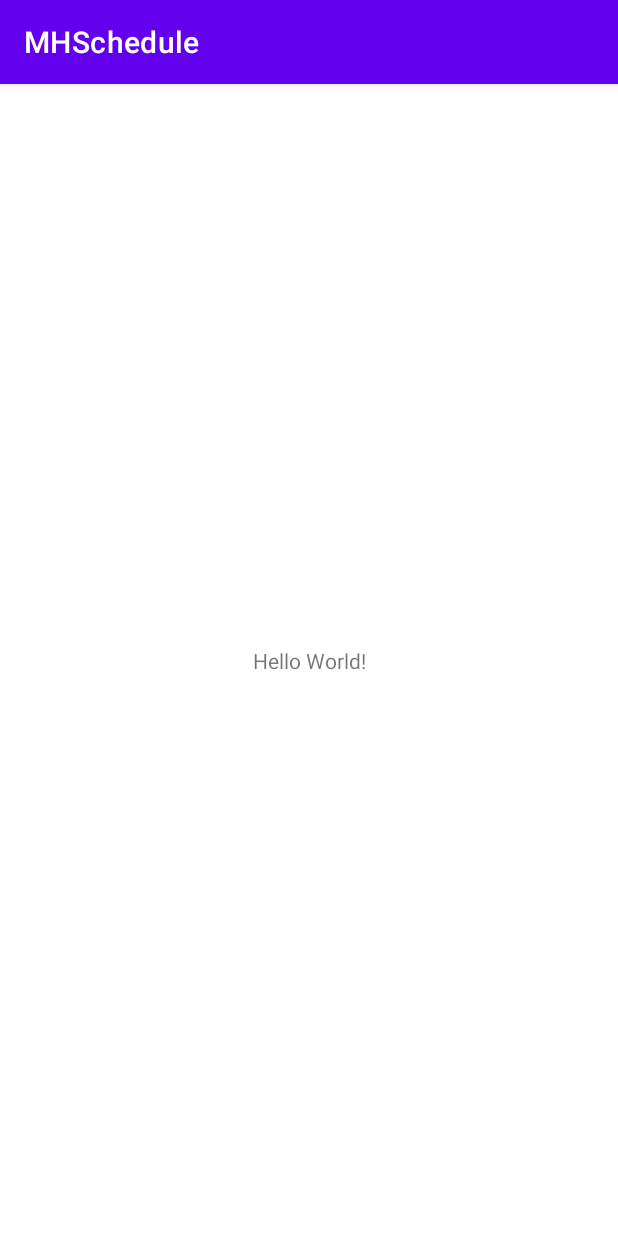
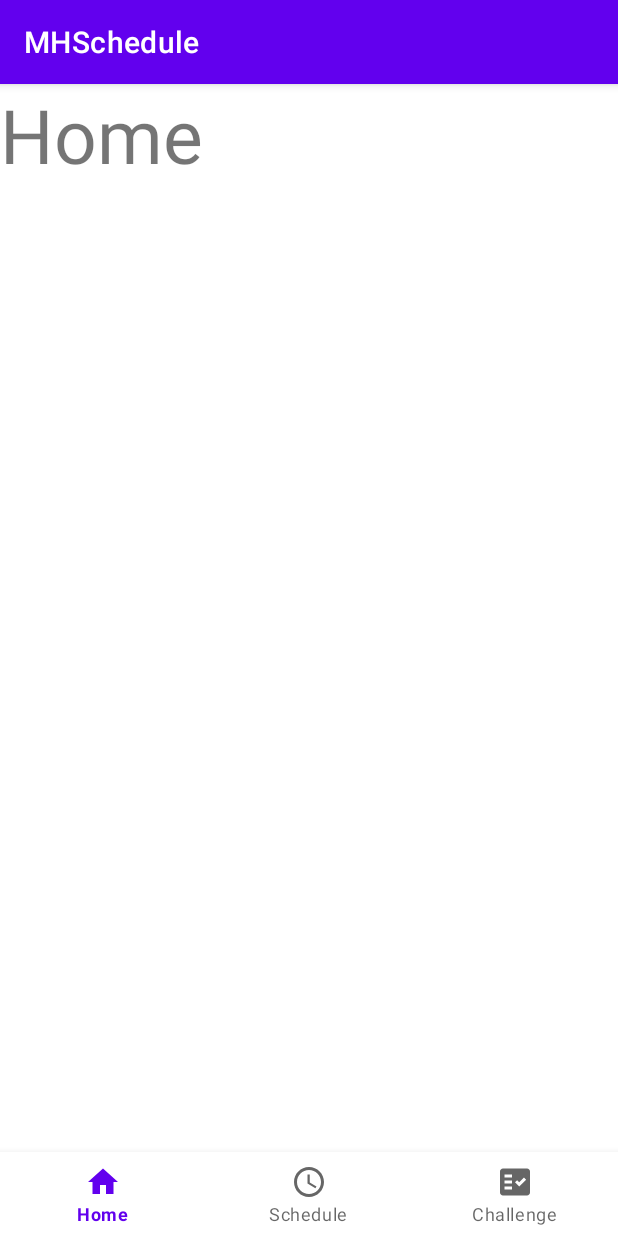
Before and after one commit to euni999/Diary, an Android app: the screen it shows after launch (MainActivity), on a phone screen of 412 x 824 dp. Run offline under Robolectric (Android 15) with nearby library versions, the phone set to English and light mode, and no system bars.

Commit message:
BottomNavigationBar 구현 (테스트 fragment 로 구현)

```diff
--- a/app/build.gradle
+++ b/app/build.gradle
@@ -35,4 +35,7 @@ dependencies {
     testImplementation 'junit:junit:4.+'
     androidTestImplementation 'androidx.test.ext:junit:1.1.2'
     androidTestImplementation 'androidx.test.espresso:espresso-core:3.3.0'
+
+    implementation 'com.android.support:design:29.1.0'
+    implementation 'com.google.android.material:material:1.2.0'
 }
--- a/app/src/main/java/com/example/mhschedule/MainActivity.java
+++ b/app/src/main/java/com/example/mhschedule/MainActivity.java
@@ -1,14 +1,54 @@
 package com.example.mhschedule;
 
+import androidx.annotation.NonNull;
 import androidx.appcompat.app.AppCompatActivity;
+import androidx.fragment.app.Fragment;
+import androidx.fragment.app.FragmentTransaction;
 
 import android.os.Bundle;
+import android.view.MenuItem;
+
+import com.google.android.material.bottomnavigation.BottomNavigationView;
 
 public class MainActivity extends AppCompatActivity {
+
+    private test1 home = new test1();
+    private test2 schedule = new test2();
+    private test3 challenge = new test3();
 
     @Override
     protected void onCreate(Bundle savedInstanceState) {
         super.onCreate(savedInstanceState);
         setContentView(R.layout.activity_main);
+
+        // 초기 값을 Home 화면으로 해줌
+        replaceFragment(home);
+
+        BottomNavigationView bottomNavBar = (BottomNavigationView) findViewById(R.id.bottomNavBar);
+        bottomNavBar.setOnNavigationItemSelectedListener( (item) -> {
+            switch (item.getItemId())
+            {
+                case R.id.home :
+                    replaceFragment(home);
+                    return true;
+                case R.id.schedule :
+                    replaceFragment(schedule);
+                    return true;
+                case R.id.challenge :
+                    replaceFragment(challenge);
+                    return true;
+                default:
+                    return false;
+            }
+        });
+    }
+
+    // 실제 fragment 가 바꾸는 함수
+    private void replaceFragment(Fragment fragment)
+    {
+        FragmentTransaction fragmentTransaction = getSupportFragmentManager().beginTransaction();
+        // 기존의 fragment 랑 새로운 fragment 랑 교체
+        fragmentTransaction.replace(R.id.frameLayout,fragment);
+        fragmentTransaction.commit();
     }
 }
--- /dev/null
+++ b/app/src/main/java/com/example/mhschedule/test1.java
@@ -0,0 +1,16 @@
+package com.example.mhschedule;
+
+import android.os.Bundle;
+import android.view.LayoutInflater;
+import android.view.View;
+import android.view.ViewGroup;
+
+import androidx.annotation.NonNull;
+import androidx.annotation.Nullable;
+import androidx.fragment.app.Fragment;
+
+public class test1 extends Fragment {
+    public View onCreateView(@NonNull LayoutInflater inflater, @Nullable ViewGroup container, @Nullable Bundle savedInstanceState) {
+        return inflater.inflate(R.layout.test, container, false);
+    }
+}
--- /dev/null
+++ b/app/src/main/java/com/example/mhschedule/test2.java
@@ -0,0 +1,16 @@
+package com.example.mhschedule;
+
+import android.os.Bundle;
+import android.view.LayoutInflater;
+import android.view.View;
+import android.view.ViewGroup;
+
+import androidx.annotation.NonNull;
+import androidx.annotation.Nullable;
+import androidx.fragment.app.Fragment;
+
+public class test2 extends Fragment {
+    public View onCreateView(@NonNull LayoutInflater inflater, @Nullable ViewGroup container, @Nullable Bundle savedInstanceState) {
+        return inflater.inflate(R.layout.test2, container, false);
+    }
+}
--- /dev/null
+++ b/app/src/main/java/com/example/mhschedule/test3.java
@@ -0,0 +1,16 @@
+package com.example.mhschedule;
+
+import android.os.Bundle;
+import android.view.LayoutInflater;
+import android.view.View;
+import android.view.ViewGroup;
+
+import androidx.annotation.NonNull;
+import androidx.annotation.Nullable;
+import androidx.fragment.app.Fragment;
+
+public class test3 extends Fragment {
+    public View onCreateView(@NonNull LayoutInflater inflater, @Nullable ViewGroup container, @Nullable Bundle savedInstanceState) {
+        return inflater.inflate(R.layout.test3, container, false);
+    }
+}
--- /dev/null
+++ b/app/src/main/res/drawable/ic_challenge.xml
@@ -0,0 +1,11 @@
+<vector xmlns:android="http://schemas.android.com/apk/res/android"
+    android:width="24dp"
+    android:height="24dp"
+    android:viewportWidth="24"
+    android:viewportHeight="24"
+    android:tint="?attr/colorControlNormal">
+  <path
+      android:fillColor="@android:color/white"
+      android:pathData="M20,3H4C2.9,3 2,3.9 2,5v14c0,1.1 0.9,2 2,2h16c1.1,0 2,-0.9 2,-2V5C22,3.9 21.1,3 20,3zM10,17H5v-2h5V17zM10,13H5v-2h5V13zM10,9H5V7h5V9zM14.82,15L12,12.16l1.41,-1.41l1.41,1.42L17.99,9l1.42,1.42L14.82,15z"
+      android:fillType="evenOdd"/>
+</vector>
--- /dev/null
+++ b/app/src/main/res/drawable/ic_home.xml
@@ -0,0 +1,10 @@
+<vector xmlns:android="http://schemas.android.com/apk/res/android"
+    android:width="24dp"
+    android:height="24dp"
+    android:viewportWidth="24"
+    android:viewportHeight="24"
+    android:tint="?attr/colorControlNormal">
+  <path
+      android:fillColor="@android:color/white"
+      android:pathData="M10,20v-6h4v6h5v-8h3L12,3 2,12h3v8z"/>
+</vector>
--- /dev/null
+++ b/app/src/main/res/drawable/ic_schedule.xml
@@ -0,0 +1,13 @@
+<vector xmlns:android="http://schemas.android.com/apk/res/android"
+    android:width="24dp"
+    android:height="24dp"
+    android:viewportWidth="24"
+    android:viewportHeight="24"
+    android:tint="?attr/colorControlNormal">
+  <path
+      android:fillColor="@android:color/white"
+      android:pathData="M11.99,2C6.47,2 2,6.48 2,12s4.47,10 9.99,10C17.52,22 22,17.52 22,12S17.52,2 11.99,2zM12,20c-4.42,0 -8,-3.58 -8,-8s3.58,-8 8,-8 8,3.58 8,8 -3.58,8 -8,8z"/>
+  <path
+      android:fillColor="@android:color/white"
+      android:pathData="M12.5,7H11v6l5.25,3.15 0.75,-1.23 -4.5,-2.67z"/>
+</vector>
--- a/app/src/main/res/layout/activity_main.xml
+++ b/app/src/main/res/layout/activity_main.xml
@@ -1,18 +1,16 @@
 <?xml version="1.0" encoding="utf-8"?>
-<androidx.constraintlayout.widget.ConstraintLayout xmlns:android="http://schemas.android.com/apk/res/android"
+<FrameLayout xmlns:android="http://schemas.android.com/apk/res/android"
     xmlns:app="http://schemas.android.com/apk/res-auto"
     xmlns:tools="http://schemas.android.com/tools"
+    android:id="@+id/frameLayout"
     android:layout_width="match_parent"
     android:layout_height="match_parent"
     tools:context=".MainActivity">
 
-    <TextView
-        android:layout_width="wrap_content"
+    <com.google.android.material.bottomnavigation.BottomNavigationView
+        android:id="@+id/bottomNavBar"
+        android:layout_gravity="bottom"
+        android:layout_width="match_parent"
         android:layout_height="wrap_content"
-        android:text="Hello World!"
-        app:layout_constraintBottom_toBottomOf="parent"
-        app:layout_constraintLeft_toLeftOf="parent"
-        app:layout_constraintRight_toRightOf="parent"
-        app:layout_constraintTop_toTopOf="parent" />
-
-</androidx.constraintlayout.widget.ConstraintLayout>
+        app:menu="@menu/navigation" />
+</FrameLayout>
--- /dev/null
+++ b/app/src/main/res/layout/test.xml
@@ -0,0 +1,15 @@
+<?xml version="1.0" encoding="utf-8"?>
+<androidx.constraintlayout.widget.ConstraintLayout
+    xmlns:android="http://schemas.android.com/apk/res/android"
+    xmlns:tools="http://schemas.android.com/tools"
+    android:layout_width="match_parent"
+    android:layout_height="match_parent">
+
+    <TextView
+        android:id="@+id/textView"
+        android:layout_width="wrap_content"
+        android:layout_height="wrap_content"
+        android:text="Home"
+        android:textSize="50dp" />
+
+</androidx.constraintlayout.widget.ConstraintLayout>
--- /dev/null
+++ b/app/src/main/res/menu/navigation.xml
@@ -0,0 +1,15 @@
+<?xml version="1.0" encoding="utf-8"?>
+<menu xmlns:android="http://schemas.android.com/apk/res/android">
+    <item android:id="@+id/home"
+        android:title="@string/menu_home"
+        android:icon="@drawable/ic_home"/>
+
+    <item android:id="@+id/schedule"
+        android:title="@string/menu_schedule"
+        android:icon="@drawable/ic_schedule"/>
+
+    <item android:id="@+id/challenge"
+        android:title="@string/menu_challenge"
+        android:icon="@drawable/ic_challenge"/>
+
+</menu>
--- a/app/src/main/res/values/strings.xml
+++ b/app/src/main/res/values/strings.xml
@@ -1,3 +1,8 @@
 <resources>
     <string name="app_name">MHSchedule</string>
+
+    <string name="menu_home">Home</string>
+    <string name="menu_schedule">Schedule</string>
+    <string name="menu_challenge">Challenge</string>
+
 </resources>
```
Also changed, not shown: app/src/main/res/layout/test2.xml (added, +15 -0 lines), app/src/main/res/layout/test3.xml (added, +15 -0 lines).
